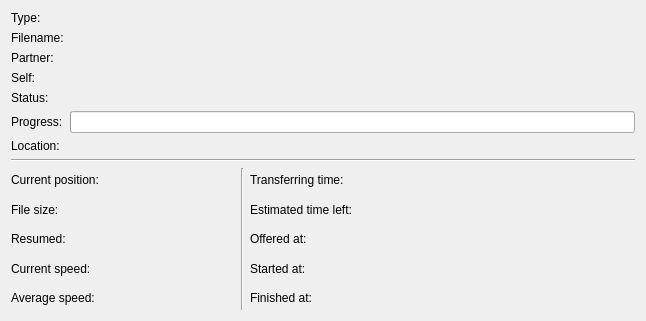
KDE/konversation, file src/dcc/transferdetailedinfopanelui.ui: the form before one commit.
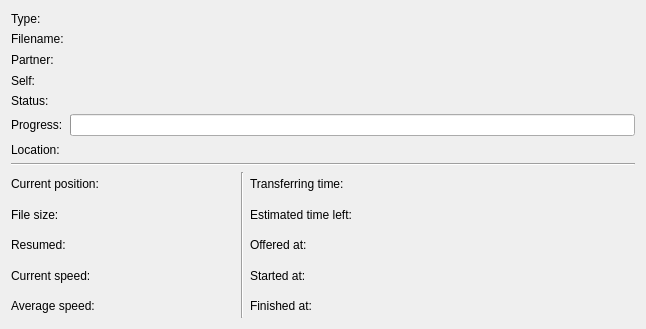
The form after the commit. Custom widgets are drawn as their Qt base class.

Commit message: - reintroduce open Folder(Location) - InfoPanel Ui fixes, in case there are no sends/receives - starting to fix save LocationChange (still major broken)

What changed in the file:
```diff
--- a/src/dcc/transferdetailedinfopanelui.ui
+++ b/src/dcc/transferdetailedinfopanelui.ui
@@ -1,12 +1,12 @@
 <ui version="4.0" >
  <class>DccTransferDetailedInfoPanelUI</class>
- <widget class="QWidget" name="DccTransferDetailedInfoPanelUI" >
-  <property name="geometry" >
+ <widget class="QWidget" name="DccTransferDetailedInfoPanelUI">
+  <property name="geometry">
    <rect>
     <x>0</x>
     <y>0</y>
     <width>646</width>
-    <height>321</height>
+    <height>329</height>
    </rect>
   </property>
   <property name="sizePolicy" >
@@ -122,7 +122,11 @@
      <item row="6" column="1" >
       <layout class="QHBoxLayout" >
        <item>
-        <widget class="KUrlRequester" name="m_urlreqLocation" />
+        <widget class="KUrlRequester" name="m_urlreqLocation">
+         <property name="enabled">
+          <bool>true</bool>
+         </property>
+        </widget>
        </item>
       </layout>
      </item>
@@ -469,7 +473,7 @@
    </item>
   </layout>
  </widget>
- <layoutdefault spacing="6" margin="11" />
+ <layoutdefault spacing="6" margin="11"/>
  <customwidgets>
   <customwidget>
    <class>KSqueezedTextLabel</class>
```
Left out of the diff: 341 changed lines with no effect on the pictures. The commit also changes 7 other files.
